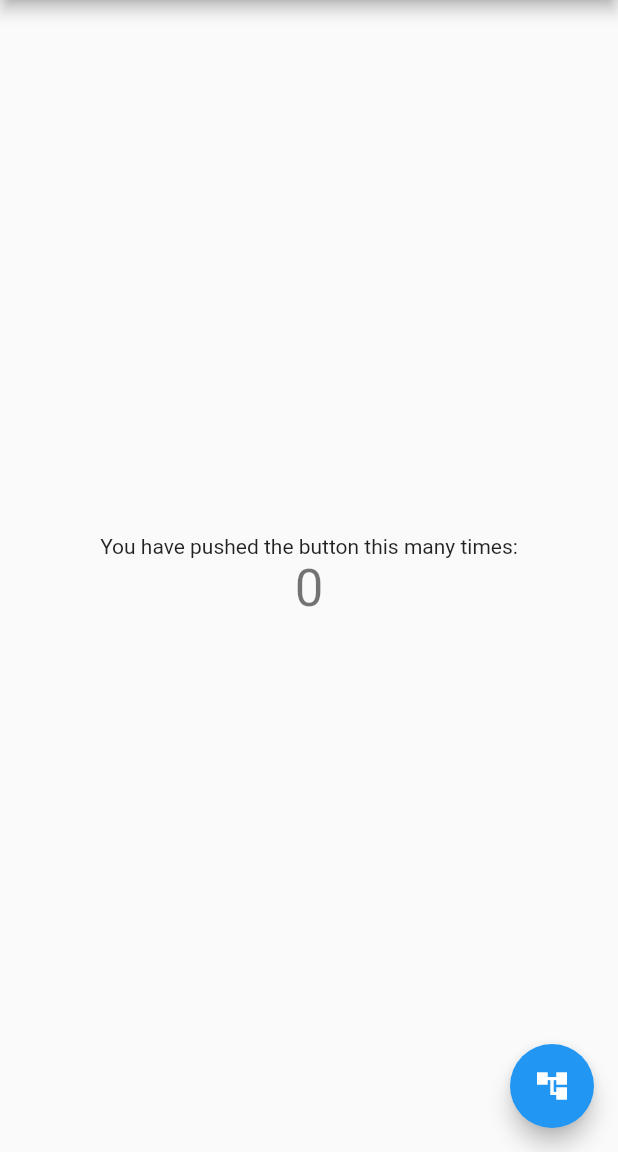
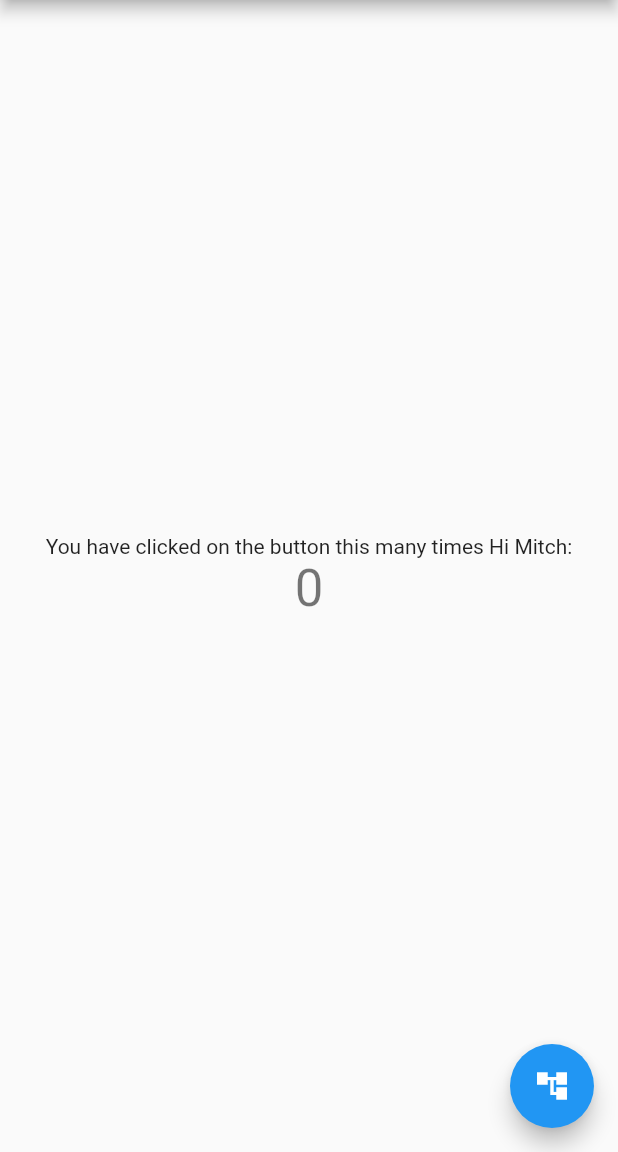
Before and after one commit to mitchrhammond/one-month, a Flutter app: the screen it shows after launch, on a phone screen of 412 x 824 dp, the part 84-1236 px from its top. Run offline on Flutter 3.47's test engine with Material 2 defaults, Android fonts, the phone set to English and light mode, and no system bars.

Commit message:
last commit to master before using branches

```diff
--- a/lib/main.dart
+++ b/lib/main.dart
@@ -73,8 +73,6 @@ class _MyHomePageState extends State<MyHomePage> {
     // than having to individually change instances of widgets.
     return Scaffold(
       appBar: AppBar(
-        // Here we take the value from the MyHomePage object that was created by
-        // the App.build method, and use it to set our appbar title.
         title: Text(widget.title),
       ),
       body: Center(
@@ -98,7 +96,7 @@ class _MyHomePageState extends State<MyHomePage> {
           mainAxisAlignment: MainAxisAlignment.center,
           children: <Widget>[
             Text(
-              'You have pushed the button this many times:',
+              'You have clicked on the button this many times Hi Mitch:',
             ),
             Text(
               '$_counter',
```
Also changed, not shown: 2 other files.
